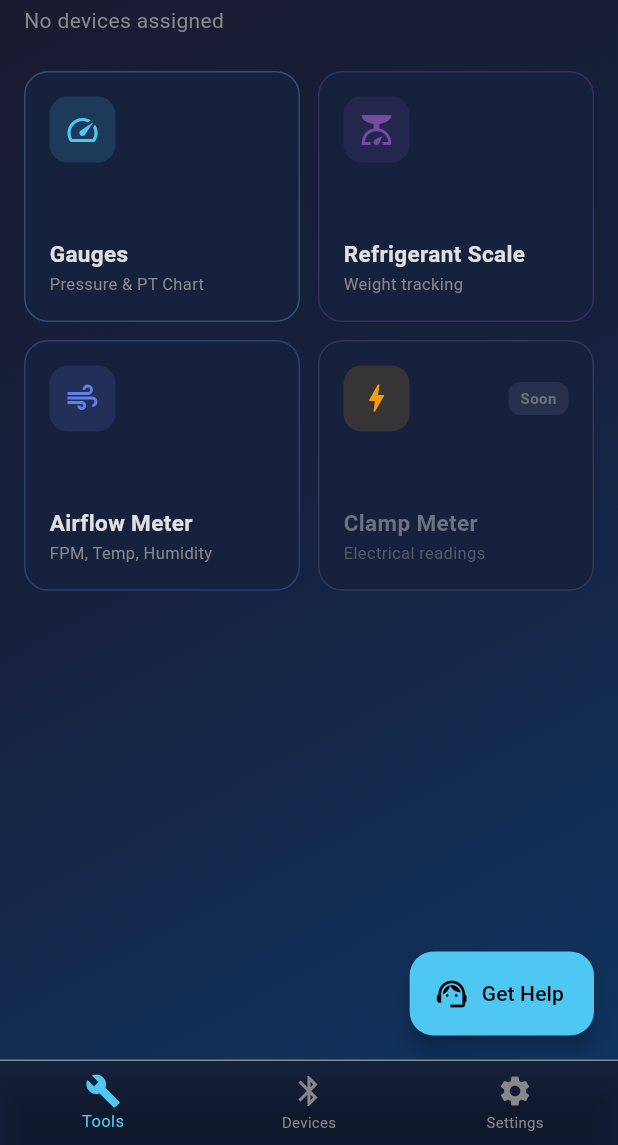
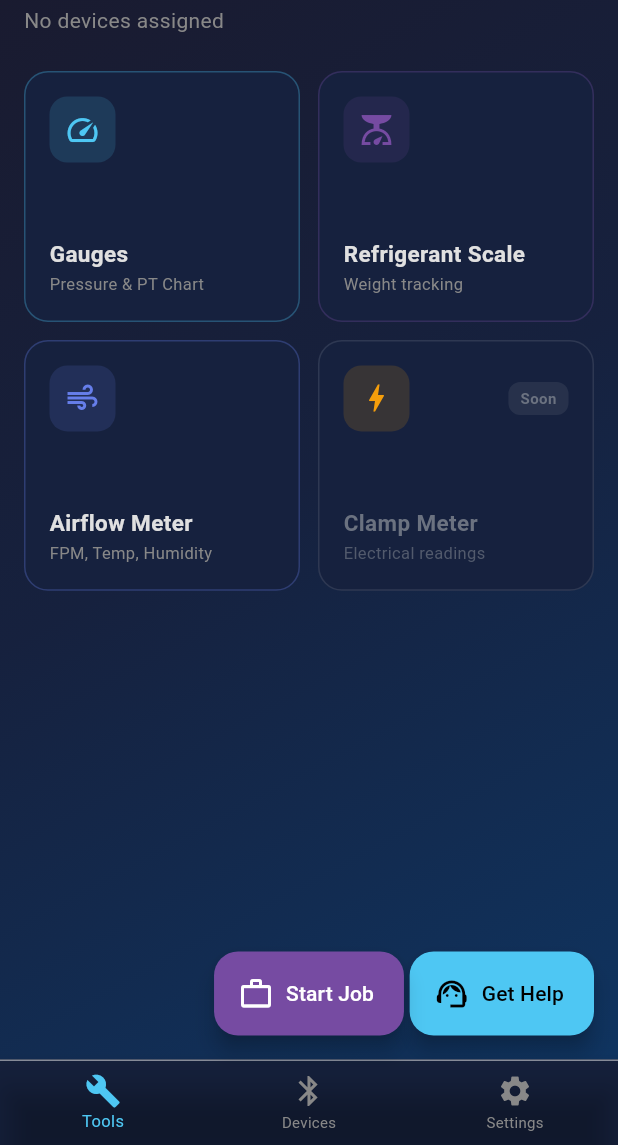
Before and after one commit to joeschmoe687/TekSupport, a Flutter app: the MainNavigationScreen screen opened directly with empty values, on a phone screen of 412 x 824 dp, the part 91-1236 px from its top. Run offline on Flutter 3.47's test engine with Material 3 defaults, Android fonts, the phone set to English and light mode, and no system bars; our stand-ins replace cached_network_image, cloud_firestore, firebase_auth, firebase_core, firebase_messaging, firebase_storage and 8 more; missing offline and left inert: flutter_stripe, record; accounts and stored records are empty.

Commit message:
todo update and screen fix

```diff
--- a/lib/screens/main_navigation_screen.dart
+++ b/lib/screens/main_navigation_screen.dart
@@ -127,7 +127,8 @@ class _MainNavigationScreenState extends State<MainNavigationScreen> {
     Navigator.push(
       context,
       MaterialPageRoute(
-        builder: (context) => JobLaunchScreen(onToggleTheme: widget.onToggleTheme),
+        builder: (context) =>
+            JobLaunchScreen(onToggleTheme: widget.onToggleTheme),
       ),
     );
   }
@@ -141,15 +142,13 @@ class _MainNavigationScreenState extends State<MainNavigationScreen> {
               child: CircularProgressIndicator(color: AppColors.primaryCyan),
             )
           : _screens[_selectedIndex],
-      floatingActionButton: (_userRole == 'tech' || _userRole == 'admin')
-          ? FloatingActionButton.extended(
-              onPressed: _launchJob,
-              icon: const Icon(Icons.work_outline),
-              label: const Text('Start Job'),
-              backgroundColor: AppColors.primaryPurple,
-              foregroundColor: Colors.white,
-            )
-          : null,
+      floatingActionButton: FloatingActionButton.extended(
+        onPressed: _launchJob,
+        icon: const Icon(Icons.work_outline),
+        label: const Text('Start Job'),
+        backgroundColor: AppColors.primaryPurple,
+        foregroundColor: Colors.white,
+      ),
       floatingActionButtonLocation: FloatingActionButtonLocation.centerFloat,
       bottomNavigationBar: _navItems.isEmpty
           ? null
```
Also changed, not shown: 2 other files.
